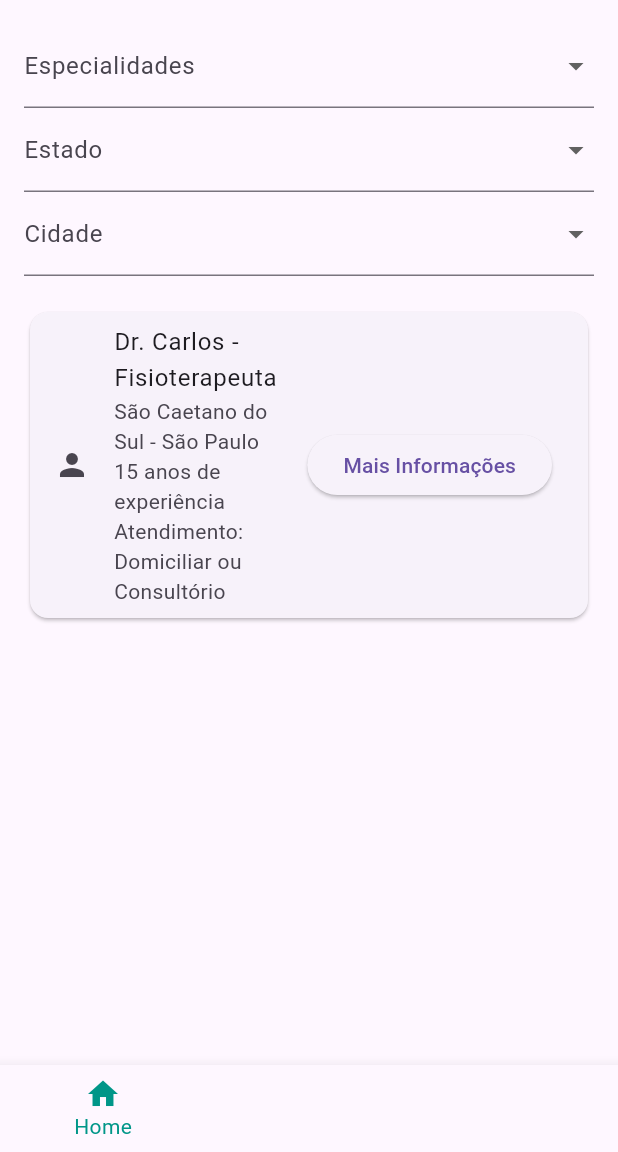
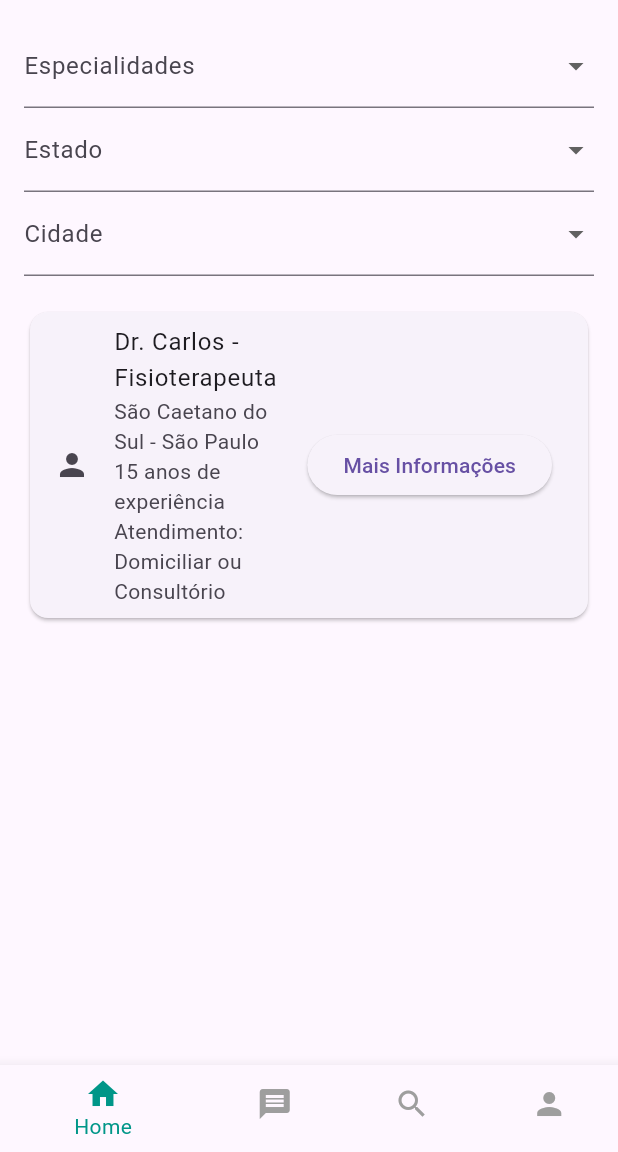
Before and after one commit to WillianDametto/ProjetoSaudeFacil, a Flutter app: the screen it shows after launch, after a tap on "Acessar", on a phone screen of 412 x 824 dp, the part 84-1236 px from its top. Run offline on Flutter 3.47's test engine with Material 3 defaults, Android fonts, the phone set to English and light mode, and no system bars.

Commit message:
add assets

```diff
--- /dev/null
+++ b/lib/home_content_page.dart
@@ -0,0 +1,66 @@
+import 'package:flutter/material.dart';
+
+class HomeContentScreen extends StatelessWidget {
+  const HomeContentScreen({super.key});
+
+  @override
+  Widget build(BuildContext context) {
+    return Padding(
+        padding: const EdgeInsets.all(16.0),
+        child: Column(
+          crossAxisAlignment: CrossAxisAlignment.stretch,
+          children: [
+            DropdownButtonFormField<String>(
+              decoration: InputDecoration(labelText: 'Especialidades'),
+              items: ['Fisioterapeuta', 'Nutricionista', 'Fonoaudiólogo']
+                  .map((String value) {
+                return DropdownMenuItem<String>(
+                  value: value,
+                  child: Text(value),
+                );
+              }).toList(),
+              onChanged: (newValue) {},
+            ),
+            DropdownButtonFormField<String>(
+              decoration: InputDecoration(labelText: 'Estado'),
+              items: ['São Paulo'].map((String value) {
+                return DropdownMenuItem<String>(
+                  value: value,
+                  child: Text(value),
+                );
+              }).toList(),
+              onChanged: (newValue) {},
+            ),
+            DropdownButtonFormField<String>(
+              decoration: InputDecoration(labelText: 'Cidade'),
+              items: [
+                'São Caetano do Sul',
+                'São Paulo',
+                'São Bernardo do Campo',
+                'Santo André'
+              ].map((String value) {
+                return DropdownMenuItem<String>(
+                  value: value,
+                  child: Text(value),
+                );
+              }).toList(),
+              onChanged: (newValue) {},
+            ),
+            SizedBox(height: 20),
+            Card(
+              child: ListTile(
+                leading: Icon(Icons.person),
+                title: Text('Dr. Carlos - Fisioterapeuta'),
+                subtitle: Text(
+                    'São Caetano do Sul - São Paulo\n15 anos de experiência\nAtendimento: Domiciliar ou Consultório'),
+                trailing: ElevatedButton(
+                  onPressed: () {},
+                  child: Text('Mais Informações'),
+                ),
+              ),
+            ),
+          ],
+        ),
+      );
+  }
+}
--- a/lib/home_page.dart
+++ b/lib/home_page.dart
@@ -1,6 +1,30 @@
 import 'package:flutter/material.dart';
+import 'package:flutter_application_1/home_content_page.dart';
+import 'package:flutter_application_1/login_screen.dart';
+import 'package:flutter_application_1/register_screen.dart';
+import 'package:flutter_application_1/reset_password_screen.dart';
 
-class HomePage extends StatelessWidget {
+class HomePage extends StatefulWidget {
+  const HomePage({super.key});
+
+  @override
+  State<HomePage> createState() => _HomePageState();
+}
+
+class _HomePageState extends State<HomePage> {
+  final list = [
+    const HomeContentScreen(),
+    RegisterScreen(),
+    ResetPasswordScreen(),
+    LoginScreen()
+  ];
+  int _selectedIndex = 0;
+  void _onBarItemClick(int index) {
+    setState(() {
+      _selectedIndex = index;
+    });
+  }
+
   @override
   Widget build(BuildContext context) {
     return Scaffold(
@@ -14,83 +38,45 @@ class HomePage extends StatelessWidget {
           ),
         ],
       ),
-      body: Padding(
-        padding: const EdgeInsets.all(16.0),
-        child: Column(
-          crossAxisAlignment: CrossAxisAlignment.stretch,
-          children: [
-            DropdownButtonFormField<String>(
-              decoration: InputDecoration(labelText: 'Especialidades'),
-              items: ['Fisioterapeuta', 'Nutricionista', 'Fonoaudiólogo']
-                  .map((String value) {
-                return DropdownMenuItem<String>(
-                  value: value,
-                  child: Text(value),
-                );
-              }).toList(),
-              onChanged: (newValue) {},
+      body: list[_selectedIndex],
+      bottomNavigationBar: BottomNavigationBar(
+        onTap: _onBarItemClick,
+        currentIndex: _selectedIndex,
+        selectedItemColor: Colors.teal,
+        items: const [
+          BottomNavigationBarItem(
+            icon: Icon(
+              Icons.home,
+              color: Colors.grey,
             ),
-            DropdownButtonFormField<String>(
-              decoration: InputDecoration(labelText: 'Estado'),
-              items: ['São Paulo'].map((String value) {
-                return DropdownMenuItem<String>(
-                  value: value,
-                  child: Text(value),
-                );
-              }).toList(),
-              onChanged: (newValue) {},
-            ),
-            DropdownButtonFormField<String>(
-              decoration: InputDecoration(labelText: 'Cidade'),
-              items: [
-                'São Caetano do Sul',
-                'São Paulo',
-                'São Bernardo do Campo',
-                'Santo André'
-              ].map((String value) {
-                return DropdownMenuItem<String>(
-                  value: value,
-                  child: Text(value),
-                );
-              }).toList(),
-              onChanged: (newValue) {},
-            ),
-            SizedBox(height: 20),
-            Card(
-              child: ListTile(
-                leading: Icon(Icons.person),
-                title: Text('Dr. Carlos - Fisioterapeuta'),
-                subtitle: Text(
-                    'São Caetano do Sul - São Paulo\n15 anos de experiência\nAtendimento: Domiciliar ou Consultório'),
-                trailing: ElevatedButton(
-                  onPressed: () {},
-                  child: Text('Mais Informações'),
-                ),
-              ),
-            ),
-          ],
-        ),
-      ),
-      bottomNavigationBar: BottomNavigationBar(
-        items: [
-          BottomNavigationBarItem(
-            icon: Icon(Icons.home),
+            activeIcon: Icon(Icons.home),
             label: 'Home',
           ),
           BottomNavigationBarItem(
-            icon: Icon(Icons.message),
+            icon: Icon(
+              Icons.message,
+              color: Colors.grey,
+            ),
+            activeIcon: Icon(Icons.message),
             label: 'Messages',
           ),
           BottomNavigationBarItem(
-            icon: Icon(Icons.search),
+            icon: Icon(
+              Icons.search,
+              color: Colors.grey,
+            ),
+            activeIcon: Icon(Icons.search),
             label: 'Search',
           ),
           BottomNavigationBarItem(
-            icon: Icon(Icons.person),
+            icon: Icon(
+              Icons.person,
+              color: Colors.grey,
+            ),
+            activeIcon: Icon(Icons.person),
             label: 'Profile',
           ),
         ],
-        selectedItemColor: Colors.teal,
       ),
     );
   }
--- a/lib/main.dart
+++ b/lib/main.dart
@@ -1,20 +1,23 @@
 import 'package:flutter/material.dart';
+import 'package:flutter_application_1/widget/logo_widget.dart';
 import 'login_screen.dart';
 import 'home_page.dart';
 import 'register_screen.dart';
 import 'reset_password_screen.dart';
 
 void main() {
-  runApp(SaudeFacilApp());
+  runApp(const SaudeFacilApp());
 }
 
 class SaudeFacilApp extends StatelessWidget {
+  const SaudeFacilApp({super.key});
+
   @override
   Widget build(BuildContext context) {
     return MaterialApp(
       initialRoute: '/',
       routes: {
-        '/': (context) => LoginScreen(),
+        '/': (context) => const LoginScreen(),
         '/home': (context) => HomePage(),
         '/register': (context) => RegisterScreen(),
         '/reset_password': (context) => ResetPasswordScreen(),
@@ -24,6 +27,8 @@ class SaudeFacilApp extends StatelessWidget {
 }
 
 class LoginScreen extends StatelessWidget {
+  const LoginScreen({super.key});
+
   @override
   Widget build(BuildContext context) {
     return Scaffold(
@@ -33,53 +38,53 @@ class LoginScreen extends StatelessWidget {
           child: Column(
             mainAxisAlignment: MainAxisAlignment.center,
             children: <Widget>[
-              Image.asset('assets/logo.png',
-                  height: 100), // Adicione o logo aqui
-              SizedBox(height: 20),
-              Text(
+              LogoWidget(size: 100), // Adicione o logo aqui
+              const SizedBox(height: 20),
+              const Text(
                 'Saúde Fácil',
                 style: TextStyle(fontSize: 24, fontWeight: FontWeight.bold),
               ),
-              SizedBox(height: 20),
-              TextField(
+              const SizedBox(height: 20),
+              const TextField(
                 decoration: InputDecoration(
                   labelText: 'E-mail',
                   border: OutlineInputBorder(),
                 ),
               ),
-              SizedBox(height: 20),
-              TextField(
+              const SizedBox(height: 20),
+              const TextField(
                 obscureText: true,
                 decoration: InputDecoration(
                   labelText: 'Senha',
                   border: OutlineInputBorder(),
                 ),
               ),
-              SizedBox(height: 20),
+              const SizedBox(height: 20),
               ElevatedButton(
                 onPressed: () {
                   // Navegar para a tela principal após o login
                   Navigator.pushNamed(context, '/home');
                 },
-                child: Text('Acessar'),
                 style: ElevatedButton.styleFrom(
                   backgroundColor: Colors.teal, // Cor do botão
                 ),
+                child: const Text('Acessar'),
               ),
               TextButton(
                 onPressed: () {
                   // Navegar para a tela de recuperação de senha
                   Navigator.pushNamed(context, '/reset_password');
                 },
-                child: Text('Recuperar senha'),
+                child: const Text('Recuperar senha'),
               ),
-              SizedBox(height: 20),
+              const SizedBox(height: 20),
               TextButton(
                 onPressed: () {
                   // Navegar para a tela de cadastro
                   Navigator.pushNamed(context, '/register');
                 },
-                child: Text('Não tem uma conta? Clique aqui para criar uma'),
+                child:
+                    const Text('Não tem uma conta? Clique aqui para criar uma'),
               ),
             ],
           ),
--- /dev/null
+++ b/lib/widget/logo_widget.dart
@@ -0,0 +1,11 @@
+import 'package:flutter/material.dart';
+
+class LogoWidget extends StatelessWidget {
+  double size = 100;
+  LogoWidget({required this.size, super.key});
+
+  @override
+  Widget build(BuildContext context) {
+    return Image.asset('images/logo.png', height: size);
+  }
+}
```
Also changed, not shown: lib/login_screen.dart (+6 -6 lines), lib/register_screen.dart (+22 -22 lines), lib/reset_password_screen.dart (+7 -6 lines), pubspec.yaml (+2 -5 lines), assets/images/logo.png (renamed from lib/assets/logo.png).
